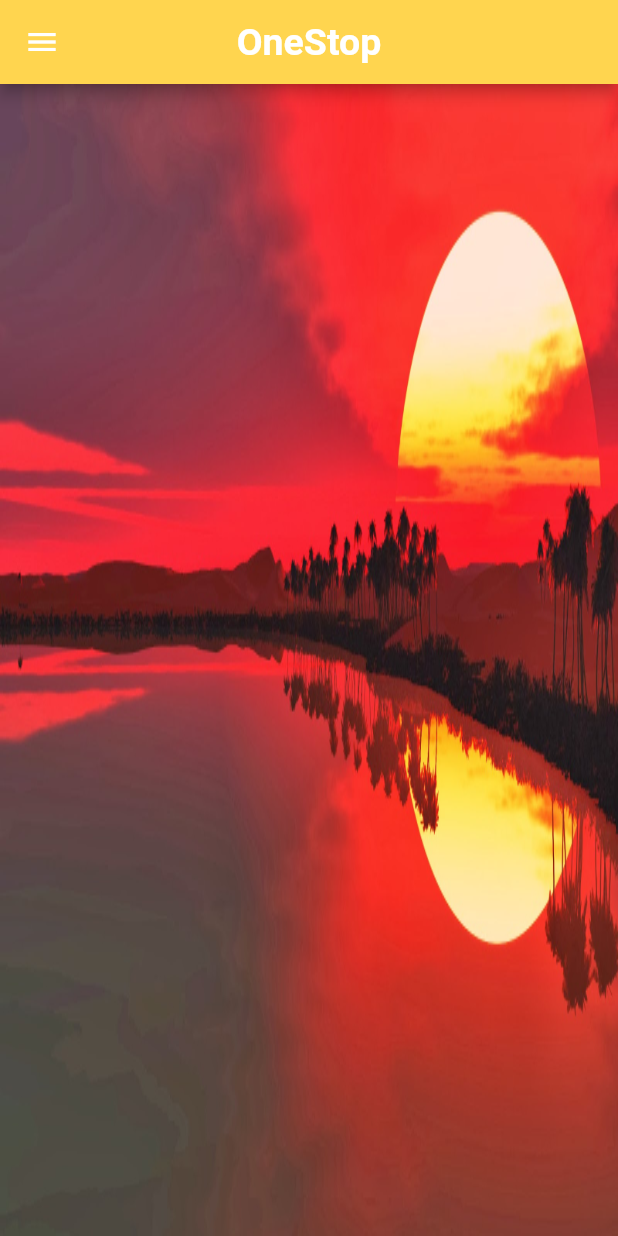
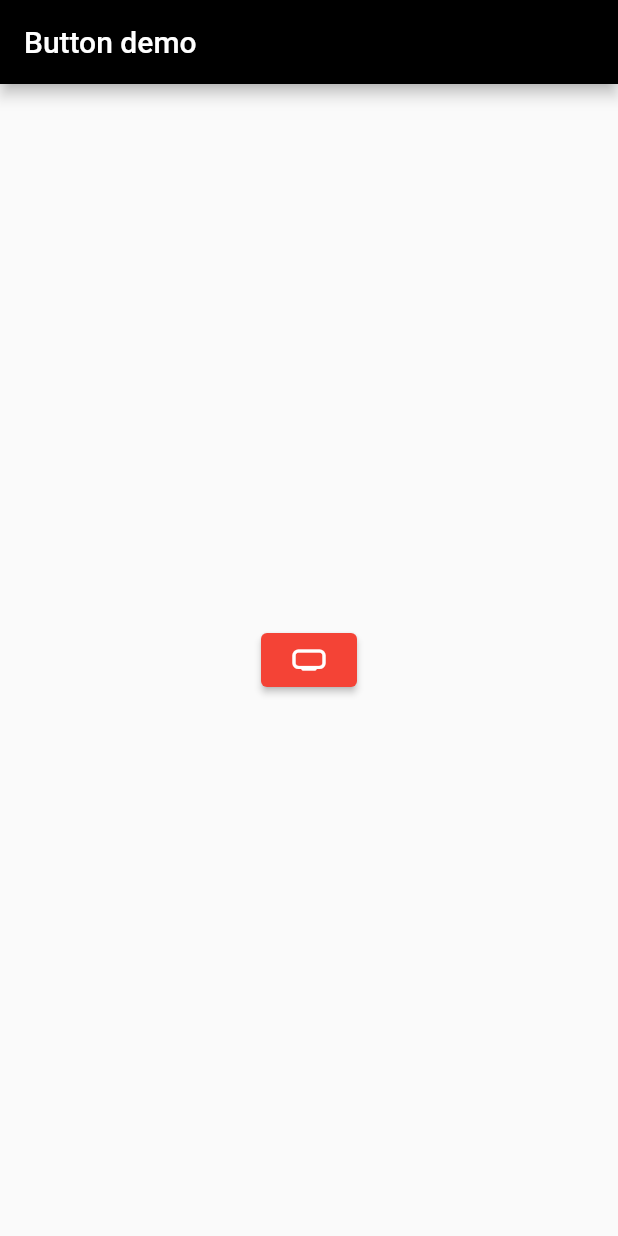
Before and after one commit to GunvantGMC/flutterfirstapp, a Flutter app: the screen it shows after launch, on a phone screen of 412 x 824 dp. Run offline on Flutter 3.47's test engine with Material 2 defaults, Android fonts, the phone set to English and light mode, and no system bars.

Commit message:
Issue resolved

```diff
--- /dev/null
+++ b/lib/issue.dart
@@ -0,0 +1,32 @@
+import 'package:flutter/material.dart';
+import 'package:flutter/widgets.dart';
+
+class buttondemo_ extends StatefulWidget {
+  const buttondemo_({Key? key}) : super(key: key);
+
+  @override
+  State<buttondemo_> createState() => _buttondemo_State();
+}
+
+class _buttondemo_State extends State<buttondemo_> {
+  @override
+  Widget build(BuildContext context) {
+    return Scaffold(
+      appBar: AppBar(
+        title: Text("Button demo"),
+        backgroundColor: Colors.black,
+      ),
+      body: Center(
+        child: ElevatedButton(
+          onPressed: () {},
+          child: Icon(Icons.home_max_rounded),
+          style: ButtonStyle(
+            backgroundColor: MaterialStateProperty.all(
+              Colors.red,
+            ),
+          ),
+        ),
+      ),
+    );
+  }
+}
--- a/lib/main.dart
+++ b/lib/main.dart
@@ -1,4 +1,5 @@
 import 'package:flutterapp/EnglishNews.dart';
+import 'package:flutterapp/issue.dart';
 import 'package:url_launcher/url_launcher.dart';
 //import 'package:onestop/EnglishNews.dart';
 //import 'package:ck/NewsApi.dart';
@@ -12,7 +13,7 @@ Future<String> loadAsset() async {
 void main() {
   runApp(
     MaterialApp(
-      home: HomeScreen(),
+      home: buttondemo_(),
     ),
   );
 }
```
